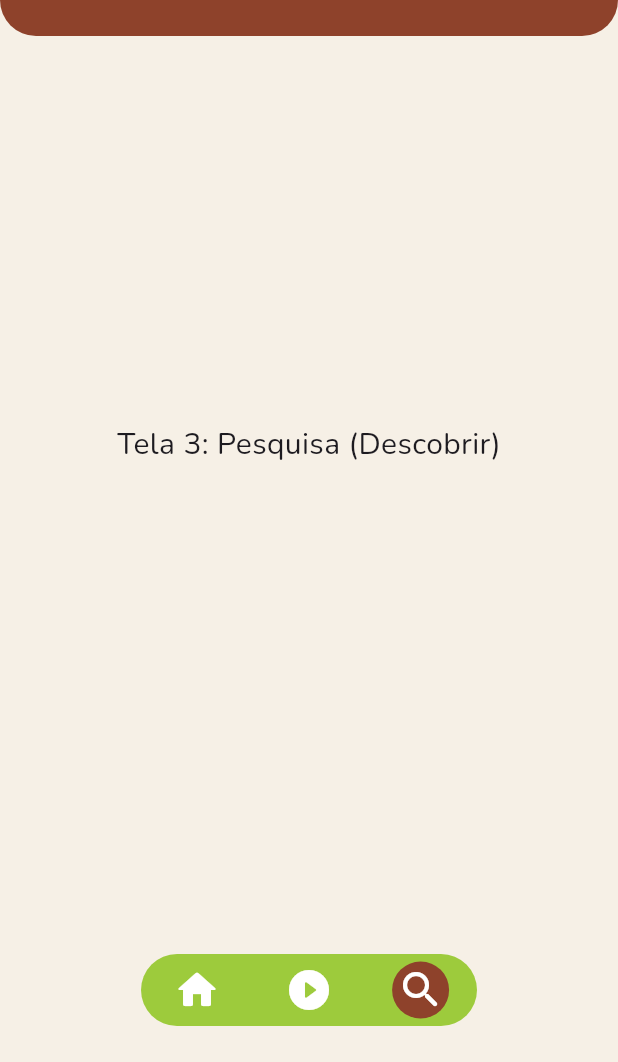
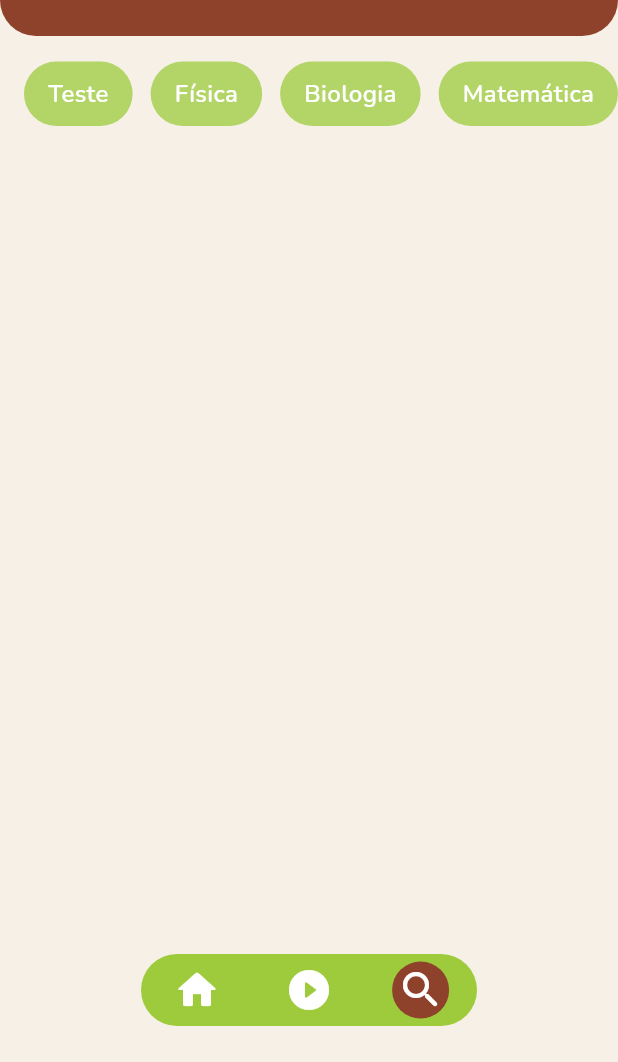
Before and after one commit to Luciano-Tadeu/app_cienciasemmoage, a Flutter app: the screen it shows after launch, after a tap on the "play circle filled" icon, after a tap on the "search" icon, on a phone screen of 412 x 824 dp, the part 174-1236 px from its top. Run offline on Flutter 3.47's test engine with Material 3 defaults, Android fonts, the phone set to English and light mode, and no system bars; our stand-ins replace google_fonts, youtube_player_flutter; network calls fail.

Commit message:
Feito pela I.A.

```diff
--- a/lib/features/home/screens/home_feed_screen.dart
+++ b/lib/features/home/screens/home_feed_screen.dart
@@ -2,50 +2,154 @@ import 'package:app_cienciasemmoage/core/theme/app_colors.dart';
 import 'package:flutter/material.dart';
 import 'package:app_cienciasemmoage/features/home/screens/home_white_card.dart';
 import 'package:app_cienciasemmoage/features/home/screens/home_new_card.dart';
+import 'package:app_cienciasemmoage/models/video.dart';
+import 'package:app_cienciasemmoage/features/video_feed/widgets/youtube_service.dart';
 
-class HomeFeedScreen extends StatelessWidget {
+class HomeFeedScreen extends StatefulWidget {
   const HomeFeedScreen({super.key});
 
   @override
+  State<HomeFeedScreen> createState() => _HomeFeedScreenState();
+}
+
+class _HomeFeedScreenState extends State<HomeFeedScreen> {
+  final YoutubeService _youtubeService = YoutubeService();
+
+  // O espião que vigia a rolagem da tela
+  final ScrollController _scrollController = ScrollController();
+
+  // Nossas variáveis de controle de estado
+  List<Video> _videos = [];
+  bool _carregandoInicial = true;
+  bool _carregandoMais = false;
+
+  @override
+  void initState() {
+    super.initState();
+    _buscarVideosIniciais();
+
+    // Grudamos o espião no controlador de rolagem
+    _scrollController.addListener(_aoRolarATela);
+  }
+
+  @override
+  void dispose() {
+    // Sempre limpe o controlador ao sair da tela para não vazar memória
+    _scrollController.dispose();
+    super.dispose();
+  }
+
+  // Função disparada toda vez que o usuário arrasta o dedo
+  void _aoRolarATela() {
+    // Se ele rolou até o final (com uma margem de 100 pixels) e não estamos já carregando algo...
+    if (_scrollController.position.pixels >= _scrollController.position.maxScrollExtent - 100) {
+      if (!_carregandoMais) {
+        _buscarMaisVideos();
+      }
+    }
+  }
+
+  Future<void> _buscarVideosIniciais() async {
+    List<String> ids = await _youtubeService.listarVideos();
+    List<Video> videosCompletos = [];
+
+    for (String id in ids) {
+      Video? videoRico = await _youtubeService.buscarVideo(id);
+      if (videoRico != null) videosCompletos.add(videoRico);
+    }
+
+    setState(() {
+      _videos = videosCompletos;
+      _carregandoInicial = false;
+    });
+  }
+
+Future<void> _buscarMaisVideos() async {
+    setState(() => _carregandoMais = true);
+
+    // 1. Pede para o serviço buscar a próxima página (passando true)
+    List<String> novosIds = await _youtubeService.listarVideos(carregarMais: true);
+
+    // Se voltar vazio, significa que a playlist chegou no fim
+    if (novosIds.isEmpty) {
+      setState(() => _carregandoMais = false);
+      return;
+    }
+
+    List<Video> novosVideosRicos = [];
+
+    // 2. Busca os detalhes de cada vídeo novo
+    for (String id in novosIds) {
+      Video? videoRico = await _youtubeService.buscarVideo(id);
+      if (videoRico != null) novosVideosRicos.add(videoRico);
+    }
+
+    // 3. Atualiza a tela juntando as listas
+    setState(() {
+      // O .addAll() é mágico! Ele pega os vídeos que já estão na tela
+      // e gruda os vídeos novos no final da lista.
+      _videos.addAll(novosVideosRicos);
+      _carregandoMais = false;
+    });
+  }
+
+  @override
   Widget build(BuildContext context) {
-    return ListView(
-      padding: EdgeInsets.only(top: 220, left: 16, right: 16, bottom: 100),
-      children: const [
-        HomeNewCard(
-          title: 'Caravelas e água viva: Diferenças e curiosidades',
-          section: 'Zoologia',
-          time: '2 min',
-          imageUrl: 'https://i.pinimg.com/736x/98/f8/b6/98f8b6ebc4120457fcb4bbaa3fa93d1f.jpg',
-        ),
-        SizedBox(height: 16),
-        HomeWhiteCard(
-          title: "Teste",
-          desc: "Teste",
-          section: "Teste",
-          time: "Teste",
-        ),
-        SizedBox(height: 16),
-        HomeWhiteCard(
-          title: "Teste",
-          desc: "Teste",
-          section: "Teste",
-          time: "Teste",
-        ),
-        SizedBox(height: 16),
-        HomeWhiteCard(
-          title: "Teste",
-          desc: "Teste",
-          section: "Teste",
-          time: "Teste",
-        ),
-        SizedBox(height: 16),
-        HomeWhiteCard(
-          title: "Teste",
-          desc: "Teste",
-          section: "Teste",
-          time: "Teste",
-        ),
-      ],
+    if (_carregandoInicial) {
+      return const Center(
+        child: CircularProgressIndicator(color: AppColors.secondary),
+      );
+    }
+
+    if (_videos.isEmpty) {
+      return const Center(
+        child: Text("Nenhum vídeo encontrado.", style: TextStyle(color: Colors.white)),
+      );
+    }
+
+    return ListView.builder(
+      controller: _scrollController, // Vinculamos o ListView ao nosso espião
+      padding: const EdgeInsets.only(top: 220, left: 16, right: 16, bottom: 100),
+
+      // Somamos +1 no tamanho da lista se estivermos carregando mais,
+      // para mostrar a bolinha de loading lá no final
+      itemCount: _videos.length + (_carregandoMais ? 1 : 0),
+
+      itemBuilder: (context, index) {
+        // Se o index for igual ao tamanho da lista, é hora de desenhar o loading extra
+        if (index == _videos.length) {
+          return const Padding(
+            padding: EdgeInsets.symmetric(vertical: 24.0),
+            child: Center(
+              child: CircularProgressIndicator(color: AppColors.secondary),
+            ),
+          );
+        }
+
+        final video = _videos[index];
+
+        if (index == 0) {
+          return Padding(
+            padding: const EdgeInsets.only(bottom: 16),
+            child: HomeNewCard(
+              title: video.titulo,
+              section: 'Lançamento',
+              time: '5 min',
+              imageUrl: video.thumb,
+            ),
+          );
+        }
+
+        return Padding(
+          padding: const EdgeInsets.only(bottom: 16),
+          child: HomeWhiteCard(
+            title: video.titulo,
+            desc: "Ver mais...",
+            section: video.tags.isNotEmpty ? video.tags[0] : "Ciência",
+            time: "5 min",
+          ),
+        );
+      },
     );
   }
 }
--- a/lib/features/navigation/main_scaffold.dart
+++ b/lib/features/navigation/main_scaffold.dart
@@ -4,6 +4,7 @@ import 'package:app_cienciasemmoage/features/video_feed/screens/video_feed_scree
 import 'package:app_cienciasemmoage/features/home/screens/home_feed_screen.dart';
 import 'package:flutter/material.dart';
 import '../../core/theme/app_colors.dart';
+import 'package:app_cienciasemmoage/features/search/screens/search_feed_screen.dart';
 
 class MainScaffold extends StatefulWidget {
   const MainScaffold({super.key});
@@ -19,12 +20,7 @@ class _MainScaffoldState extends State<MainScaffold> {
   final List<Widget> _telas = [
     const HomeFeedScreen(),
     const VideoFeed(),
-    const Center(
-      child: Text(
-        'Tela 3: Pesquisa (Descobrir)',
-        style: TextStyle(fontSize: 20),
-      ),
-    ),
+    const SearchFeedScreen()
   ];
 
   @override
--- /dev/null
+++ b/lib/features/search/screens/badge_green_animated.dart
@@ -0,0 +1,50 @@
+import 'package:app_cienciasemmoage/core/theme/app_colors.dart';
+import 'package:flutter/material.dart';
+import 'package:google_fonts/google_fonts.dart';
+
+class BadgeGreenAnimated extends StatefulWidget {
+  final String text;
+
+  const BadgeGreenAnimated({super.key, required this.text});
+
+  @override
+  State<BadgeGreenAnimated> createState() => _BadgeGreenAnimatedState();
+}
+
+class _BadgeGreenAnimatedState extends State<BadgeGreenAnimated> {
+  bool _selected = false;
+
+  @override
+  Widget build(BuildContext context) {
+    return GestureDetector(
+      onTap: () {
+        setState(() {
+          _selected = !_selected;
+        });
+      },
+
+      child: AnimatedContainer(
+        duration: const Duration(milliseconds: 300),
+        curve: Curves.easeInOut,
+
+        padding: const EdgeInsets.symmetric(horizontal: 16, vertical: 10),
+
+        decoration: BoxDecoration(
+          color: _selected? AppColors.secondary : AppColors.secondary75,
+          borderRadius: BorderRadius.circular(100),
+        ),
+
+        child: Text(
+          widget.text,
+          style: GoogleFonts.nunito(
+            textStyle: const TextStyle(
+              color: AppColors.textLight,
+              fontSize: 16,
+              fontWeight: FontWeight.w600,
+            ),
+          ),
+        ),
+      ),
+    );
+  }
+}
--- a/lib/features/search/screens/search_feed_screen.dart
+++ b/lib/features/search/screens/search_feed_screen.dart
@@ -1 +1,41 @@
-// Barra de pesquisa e grid
+import 'package:app_cienciasemmoage/core/theme/app_colors.dart';
+import 'package:flutter/material.dart';
+import 'package:app_cienciasemmoage/features/search/screens/badge_green_animated.dart';
+import 'package:app_cienciasemmoage/features/home/screens/home_white_card.dart';
+
+class SearchFeedScreen extends StatelessWidget {
+  const SearchFeedScreen({super.key});
+
+  @override
+  Widget build(BuildContext context) {
+    return ListView(
+      padding: const EdgeInsets.only(bottom: 100, top: 156),
+      children: [
+        SizedBox(
+          height: 45,
+          child: SingleChildScrollView(
+            scrollDirection: Axis.horizontal,
+
+            padding: const EdgeInsets.symmetric(horizontal: 16),
+            child: Row(
+              children: [
+                BadgeGreenAnimated(text: "Teste"),
+                SizedBox(width: 12),
+                BadgeGreenAnimated(text: "Física"),
+                SizedBox(width: 12),
+                BadgeGreenAnimated(text: "Biologia"),
+                SizedBox(width: 12),
+                BadgeGreenAnimated(text: "Matemática"),
+                SizedBox(width: 12),
+                BadgeGreenAnimated(text: "Astronomia"),
+                SizedBox(width: 12),
+                BadgeGreenAnimated(text: "Geografia"),
+              ],
+            ),
+          ),
+        ),
+
+      ]
+    );
+  }
+}
--- a/lib/features/video_feed/widgets/youtube_service.dart
+++ b/lib/features/video_feed/widgets/youtube_service.dart
@@ -24,20 +24,33 @@ class YoutubeService {
     }
   }
 
-  Future<List<String>> listarVideos() async {
+  // 1. Criamos a variável para guardar o token da próxima página
+  String? _nextPageToken;
+
+  // 2. Adicionamos o parâmetro opcional 'carregarMais'
+  Future<List<String>> listarVideos({bool carregarMais = false}) async {
+    // Se pedirem para carregar mais, mas não tiver token, significa que os vídeos acabaram!
+    if (carregarMais && _nextPageToken == null) return [];
+
     List<String> videos = [];
-    final url = Uri.parse(
-      "https://www.googleapis.com/youtube/v3/playlistItems"
-      "?part=snippet"
-      "&playlistId=$playlist"
-      "&maxResults=5"
-      "&key=$key",
-    );
+    String urlString = "https://www.googleapis.com/youtube/v3/playlistItems"
+        "?part=snippet"
+        "&playlistId=$playlist"
+        "&maxResults=5"
+        "&key=$key"; // Lembre-se de usar o dotenv aqui se já tiver configurado!
 
-    final response = await http.get(url);
+    // Se for para carregar a próxima página, adicionamos o token na URL
+    if (carregarMais && _nextPageToken != null) {
+      urlString += "&pageToken=$_nextPageToken";
+    }
+
+    final response = await http.get(Uri.parse(urlString));
 
     if (response.statusCode == 200) {
       final data = jsonDecode(response.body);
+
+      // 3. Salvamos o token novo que o YouTube mandou para a próxima vez
+      _nextPageToken = data["nextPageToken"];
 
       for (var item in data["items"]) {
         videos.add(item["snippet"]["resourceId"]["videoId"]);
--- a/lib/shared/widgets/header/header.dart
+++ b/lib/shared/widgets/header/header.dart
@@ -88,7 +88,7 @@ class HeaderState extends State<Header> {
       duration: Duration(milliseconds: 300),
 
       width: double.infinity,
-      height: headerExpandido ? 200 : (headerDesativado ? 70 : 140),
+      height: headerExpandido ? 200 : (headerDesativado ? 90 : 140),
 
       decoration: BoxDecoration(
         color: AppColors.tertiary,
```
